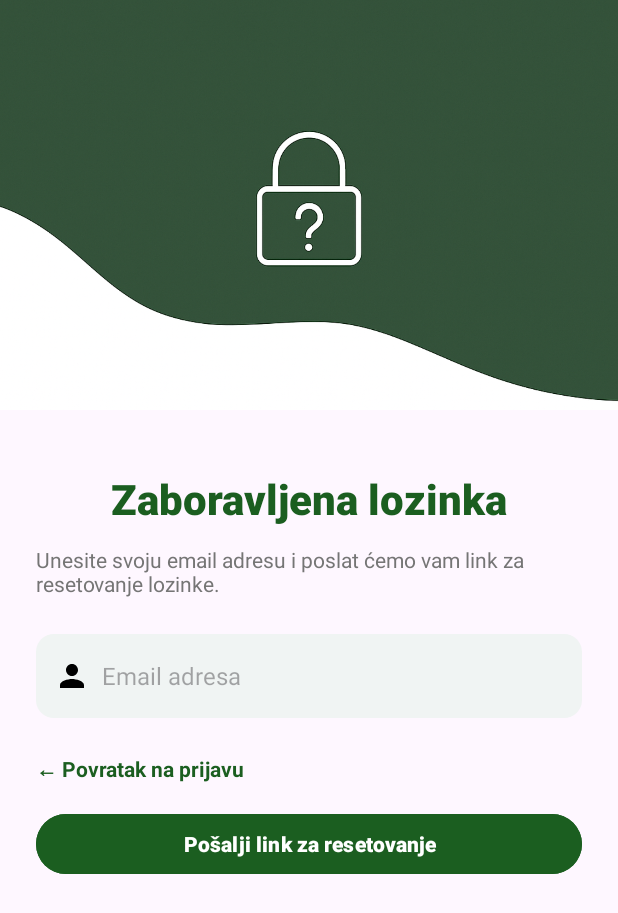
After one commit to LekoIvana/PAMU, an Android app: the ForgotPasswordActivity screen opened directly, with no data from a screen before it, on a phone screen of 412 x 824 dp. The commit adds this screen. Shown: the top 913 px of the screen. Run offline under Robolectric (Android 15) with nearby library versions, the phone set to English and light mode, and no system bars; our stand-ins replace Firebase (no records; nobody signed in at launch, a user with empty details on screens opened directly).

Commit message:
forgot passw

```diff
--- a/app/src/main/AndroidManifest.xml
+++ b/app/src/main/AndroidManifest.xml
@@ -14,6 +14,9 @@
         android:supportsRtl="true"
         android:theme="@style/Theme.Pamu"
         tools:targetApi="31">
+        <activity
+            android:name=".ForgotPasswordActivity"
+            android:exported="false" />
         <activity
             android:name=".WelcomeActivity"
             android:exported="false" />
--- /dev/null
+++ b/app/src/main/java/ba/sum/fpmoz/pamu/ForgotPasswordActivity.kt
@@ -0,0 +1,74 @@
+package ba.sum.fpmoz.pamu
+
+import android.os.Bundle
+import androidx.activity.enableEdgeToEdge
+import androidx.appcompat.app.AppCompatActivity
+import androidx.core.view.ViewCompat
+import androidx.core.view.WindowInsetsCompat
+import android.content.Intent
+import android.widget.Button
+import android.widget.EditText
+import android.widget.TextView
+import android.widget.Toast
+import com.google.firebase.auth.FirebaseAuth
+import com.google.firebase.firestore.FirebaseFirestore
+
+class ForgotPasswordActivity : AppCompatActivity() {
+
+    private lateinit var resetEmailEditText: EditText
+    private lateinit var sendResetButton: Button
+    private lateinit var backToLogin: TextView
+    private lateinit var auth: FirebaseAuth
+    private lateinit var db: FirebaseFirestore
+
+    override fun onCreate(savedInstanceState: Bundle?) {
+        super.onCreate(savedInstanceState)
+        enableEdgeToEdge()
+        setContentView(R.layout.activity_forgot_password)
+
+        resetEmailEditText = findViewById(R.id.resetEmailEditText)
+        sendResetButton = findViewById(R.id.sendResetButton)
+        backToLogin = findViewById(R.id.backToLogin)
+        auth = FirebaseAuth.getInstance()
+        db = FirebaseFirestore.getInstance()
+
+        sendResetButton.setOnClickListener {
+            val email = resetEmailEditText.text.toString().trim()
+
+            if (email.isEmpty()) {
+                Toast.makeText(this, "Unesite email adresu", Toast.LENGTH_SHORT).show()
+                return@setOnClickListener
+            }
+
+            // Provjera postoji li korisnik u Firestore kolekciji "users"
+            db.collection("users")
+                .whereEqualTo("email", email)
+                .get()
+                .addOnSuccessListener { documents ->
+                    if (documents.isEmpty) {
+                        // Korisnik s tim emailom ne postoji
+                        Toast.makeText(this, "Korisnik s tim emailom ne postoji", Toast.LENGTH_LONG).show()
+                    } else {
+                        // Ako korisnik postoji, šaljemo email za resetiranje lozinke
+                        auth.sendPasswordResetEmail(email)
+                            .addOnCompleteListener { task ->
+                                if (task.isSuccessful) {
+                                    Toast.makeText(this, "Email za resetovanje lozinke je poslan", Toast.LENGTH_LONG).show()
+                                } else {
+                                    Toast.makeText(this, "Došlo je do pogreške, pokušajte ponovo", Toast.LENGTH_LONG).show()
+                                }
+                            }
+                    }
+                }
+                .addOnFailureListener {
+                    Toast.makeText(this, "Došlo je do pogreške, pokušajte ponovo", Toast.LENGTH_LONG).show()
+                }
+        }
+
+        backToLogin.setOnClickListener {
+            val intent = Intent(this, LoginActivity::class.java)
+            startActivity(intent)
+            finish()
+        }
+    }
+}
--- a/app/src/main/java/ba/sum/fpmoz/pamu/LoginActivity.kt
+++ b/app/src/main/java/ba/sum/fpmoz/pamu/LoginActivity.kt
@@ -16,6 +16,7 @@ class LoginActivity : AppCompatActivity() {
     private lateinit var loginButton: Button
     private lateinit var passwordToggle: ImageButton
     private lateinit var goToRegister: TextView
+    private lateinit var goToForgotPassword: TextView
 
     private var passwordVisible = false
 
@@ -32,6 +33,7 @@ class LoginActivity : AppCompatActivity() {
         loginButton = findViewById(R.id.loginButton)
         passwordToggle = findViewById(R.id.passwordToggle)
         goToRegister = findViewById(R.id.goToRegister)
+        goToForgotPassword = findViewById(R.id.goToForgotPassword)
 
 
         passwordToggle.setOnClickListener {
@@ -86,5 +88,11 @@ class LoginActivity : AppCompatActivity() {
             startActivity(intent)
             finish()
         }
+
+        goToForgotPassword.setOnClickListener {
+            val intent = Intent(this, ForgotPasswordActivity::class.java)
+            startActivity(intent)
+            finish()
+        }
     }
 }
--- a/app/src/main/java/ba/sum/fpmoz/pamu/RegisterActivity.kt
+++ b/app/src/main/java/ba/sum/fpmoz/pamu/RegisterActivity.kt
@@ -33,6 +33,7 @@ class RegisterActivity : AppCompatActivity() {
     private lateinit var userName: EditText
     private lateinit var confirmPasswordToggle: ImageButton
     private lateinit var googleIcon: ImageView
+    private lateinit var ForgotPassword: TextView
 
     private var confirmPasswordVisible = false
     private var passwordVisible = false
@@ -60,6 +61,7 @@ class RegisterActivity : AppCompatActivity() {
         confirmPasswordEditText = findViewById(R.id.confirmPasswordEditText)
         confirmPasswordToggle = findViewById(R.id.confirmPasswordToggle)
         googleIcon = findViewById(R.id.googleIcon)
+        ForgotPassword = findViewById(R.id.ForgotPassword)
 
 
         googleIcon.setOnClickListener {
@@ -118,6 +120,11 @@ class RegisterActivity : AppCompatActivity() {
             val intent = Intent(this, LoginActivity::class.java)
             startActivity(intent)
             finish()
+        }
+
+        ForgotPassword.setOnClickListener {
+            val intent = Intent(this, ForgotPasswordActivity::class.java)
+            startActivity(intent)
         }
 
         registerButton.setOnClickListener {
--- /dev/null
+++ b/app/src/main/res/layout/activity_forgot_password.xml
@@ -0,0 +1,103 @@
+<?xml version="1.0" encoding="utf-8"?>
+<androidx.constraintlayout.widget.ConstraintLayout xmlns:android="http://schemas.android.com/apk/res/android"
+    xmlns:app="http://schemas.android.com/apk/res-auto"
+    xmlns:tools="http://schemas.android.com/tools"
+    android:id="@+id/main"
+    android:layout_width="match_parent"
+    android:layout_height="match_parent"
+    tools:context=".ForgotPasswordActivity">
+
+    <LinearLayout
+        android:layout_width="match_parent"
+        android:layout_height="wrap_content"
+        android:orientation="vertical"
+        app:layout_constraintTop_toTopOf="parent">
+
+        <ImageView
+            android:layout_width="match_parent"
+            android:layout_height="273dp"
+            android:contentDescription="Forgot password header"
+            android:scaleType="centerCrop"
+            android:src="@drawable/forgot_password" />
+
+        <LinearLayout
+            android:layout_width="match_parent"
+            android:layout_height="wrap_content"
+            android:orientation="vertical"
+            android:padding="24dp">
+
+            <TextView
+                android:layout_width="wrap_content"
+                android:layout_height="wrap_content"
+                android:layout_gravity="center_horizontal"
+                android:layout_marginTop="16dp"
+                android:fontFamily="sans-serif-medium"
+                android:text="Zaboravljena lozinka"
+                android:textColor="#1B5E20"
+                android:textSize="28sp"
+                android:textStyle="bold" />
+
+            <TextView
+                android:layout_width="match_parent"
+                android:layout_height="wrap_content"
+                android:layout_marginTop="12dp"
+                android:fontFamily="sans-serif"
+                android:text="Unesite svoju email adresu i poslat ćemo vam link za resetovanje lozinke."
+                android:textColor="#757575"
+                android:textSize="14sp" />
+
+
+            <LinearLayout
+                android:layout_width="match_parent"
+                android:layout_height="56dp"
+                android:layout_marginTop="24dp"
+                android:layout_marginBottom="24dp"
+                android:background="@drawable/edittext_background"
+                android:gravity="center_vertical"
+                android:orientation="horizontal"
+                android:padding="12dp">
+
+                <ImageView
+                    android:layout_width="24dp"
+                    android:layout_height="24dp"
+                    android:src="@drawable/ic_user" />
+
+                <EditText
+                    android:id="@+id/resetEmailEditText"
+                    android:layout_width="0dp"
+                    android:layout_height="match_parent"
+                    android:layout_weight="1"
+                    android:background="@null"
+                    android:fontFamily="sans-serif"
+                    android:hint="Email adresa"
+                    android:inputType="textEmailAddress"
+                    android:paddingStart="8dp"
+                    android:textColor="#212121"
+                    android:textSize="16sp" />
+            </LinearLayout>
+
+
+            <TextView
+                android:id="@+id/backToLogin"
+                android:layout_width="wrap_content"
+                android:layout_height="wrap_content"
+                android:layout_marginBottom="16dp"
+                android:text="← Povratak na prijavu"
+                android:textColor="#1B5E20"
+                android:textStyle="bold" />
+
+
+            <Button
+                android:id="@+id/sendResetButton"
+                android:layout_width="match_parent"
+                android:layout_height="48dp"
+                android:backgroundTint="#1B5E20"
+                android:fontFamily="sans-serif-medium"
+                android:text="Pošalji link za resetovanje"
+                android:textAllCaps="false"
+                android:textColor="#FFFFFF"
+                android:textStyle="bold" />
+        </LinearLayout>
+    </LinearLayout>
+
+</androidx.constraintlayout.widget.ConstraintLayout>
--- a/app/src/main/res/layout/activity_login.xml
+++ b/app/src/main/res/layout/activity_login.xml
@@ -122,8 +122,8 @@
                 android:layout_marginBottom="24dp">
 
 
-
                 <TextView
+                    android:id="@+id/goToForgotPassword"
                     android:layout_width="wrap_content"
                     android:layout_height="wrap_content"
                     android:text="Zaboravljena lozinka?"
--- a/app/src/main/res/layout/activity_register.xml
+++ b/app/src/main/res/layout/activity_register.xml
@@ -241,10 +241,11 @@
             android:layout_marginBottom="34dp">
 
             <TextView
+                android:id="@+id/ForgotPassword"
                 android:layout_width="wrap_content"
                 android:layout_height="wrap_content"
+
                 android:text="Zaboravljena lozinka?"
-
                 android:textColor="#1B5E20"
                 android:textStyle="bold" />
         </LinearLayout>
```
Also changed, not shown: app/src/main/res/drawable/forgot_password.png (added).
